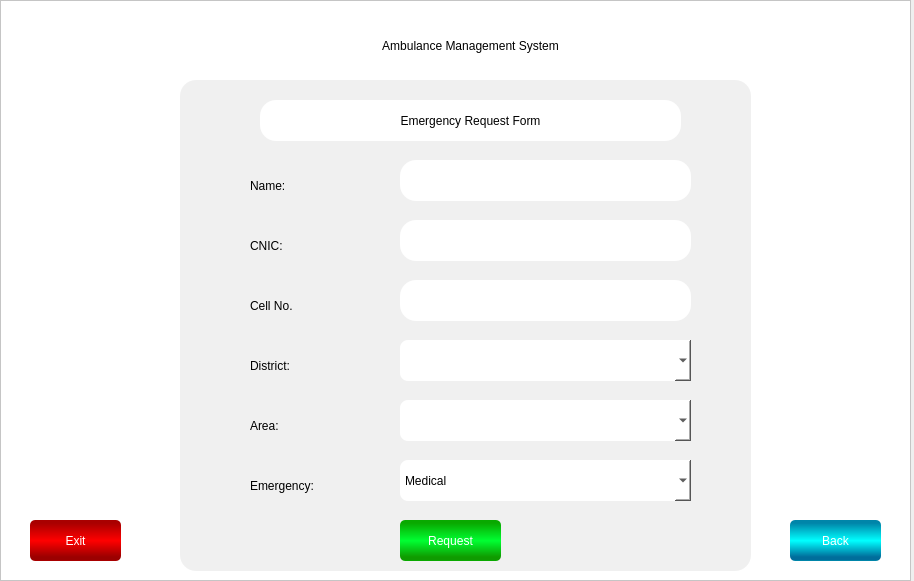
The window that EmergencyForm.ui (MunawarAliAraiz/Ambulance-Management-System) describes before a commit, drawn with Qt 5.
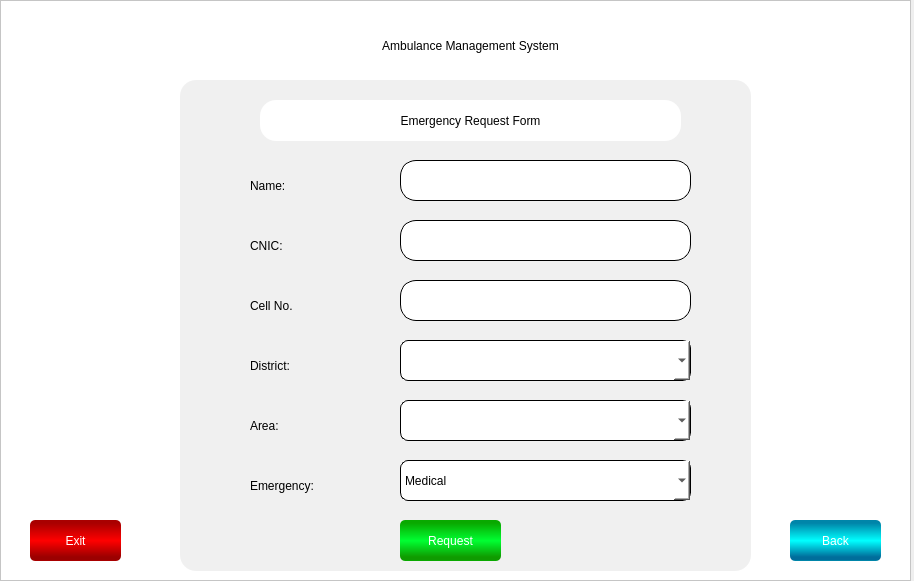
The same window after the commit.

```diff
--- a/EmergencyForm.ui
+++ b/EmergencyForm.ui
@@ -157,13 +157,9 @@
        </rect>
       </property>
       <property name="styleSheet">
-       <string notr="true">QTextEdit{
+       <string notr="true">border: 1px solid #000000;
 background-color: rgb(255, 255, 255);
-font: 75 16pt &quot;News706 BT&quot;;
-}
-QTextEdit:focus{
-border: 1px solid #000000
-}</string>
+font: 75 16pt &quot;News706 BT&quot;;</string>
       </property>
      </widget>
      <widget class="QTextEdit" name="textEdit_2">
@@ -176,13 +172,9 @@
        </rect>
       </property>
       <property name="styleSheet">
-       <string notr="true">QTextEdit{
+       <string notr="true">border: 1px solid #000000;
 background-color: rgb(255, 255, 255);
-font: 75 16pt &quot;News706 BT&quot;;
-}
-QTextEdit:focus{
-border: 1px solid #000000
-}</string>
+font: 75 16pt &quot;News706 BT&quot;;</string>
       </property>
      </widget>
      <widget class="QTextEdit" name="textEdit_3">
@@ -195,13 +187,9 @@
        </rect>
       </property>
       <property name="styleSheet">
-       <string notr="true">QTextEdit{
+       <string notr="true">border: 1px solid #000000;
 background-color: rgb(255, 255, 255);
-font: 75 16pt &quot;News706 BT&quot;;
-}
-QTextEdit:focus{
-border: 1px solid #000000
-}</string>
+font: 75 16pt &quot;News706 BT&quot;;</string>
       </property>
      </widget>
      <widget class="QLabel" name="label_6">
@@ -273,7 +261,8 @@
       <property name="styleSheet">
        <string notr="true">background-color: rgb(255, 255, 255);
 font: 75 18pt &quot;News706 BT&quot;;
-border-radius:8px;</string>
+border-radius:8px;
+border: 1px solid #000000;</string>
       </property>
      </widget>
      <widget class="QComboBox" name="comboBox_2">
@@ -288,7 +277,8 @@
       <property name="styleSheet">
        <string notr="true">background-color: rgb(255, 255, 255);
 font: 75 18pt &quot;News706 BT&quot;;
-border-radius:8px;</string>
+border-radius:8px;
+border: 1px solid #000000;</string>
       </property>
      </widget>
      <widget class="QComboBox" name="comboBox_3">
@@ -303,7 +293,8 @@
       <property name="styleSheet">
        <string notr="true">background-color: rgb(255, 255, 255);
 font: 75 18pt &quot;News706 BT&quot;;
-border-radius:8px;</string>
+border-radius:8px;
+border: 1px solid #000000;</string>
       </property>
       <item>
        <property name="text">
```
